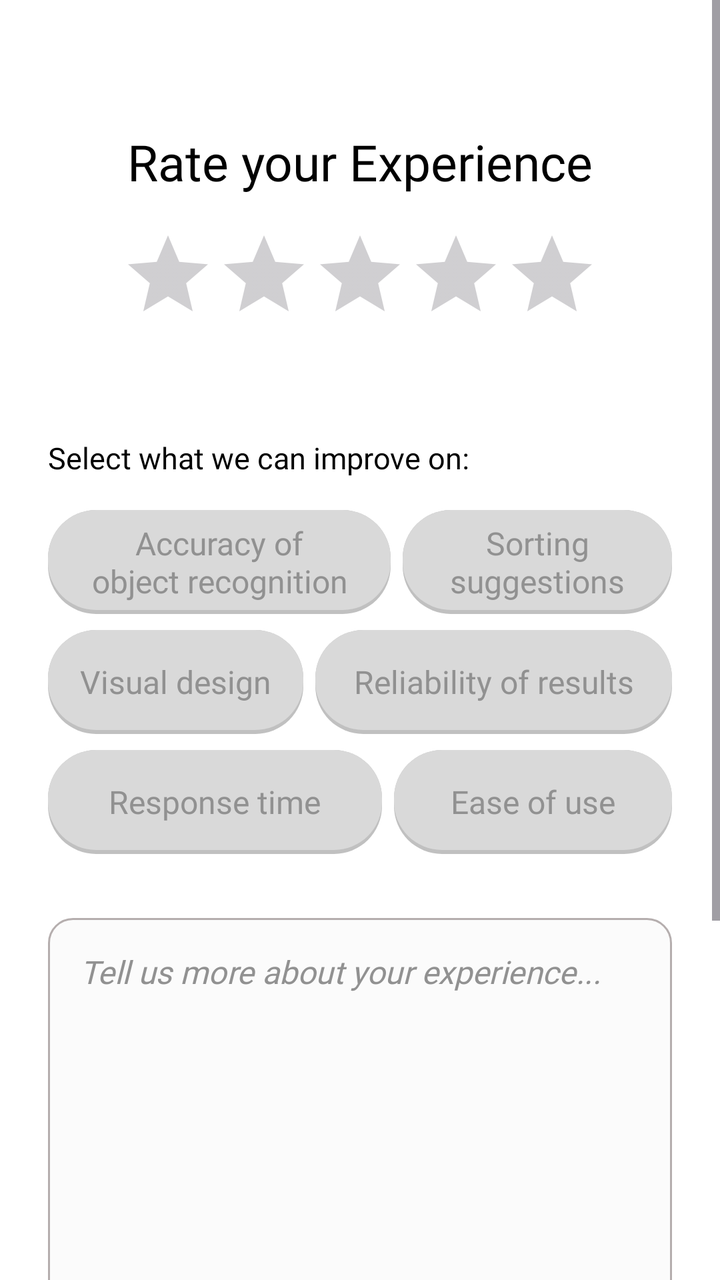
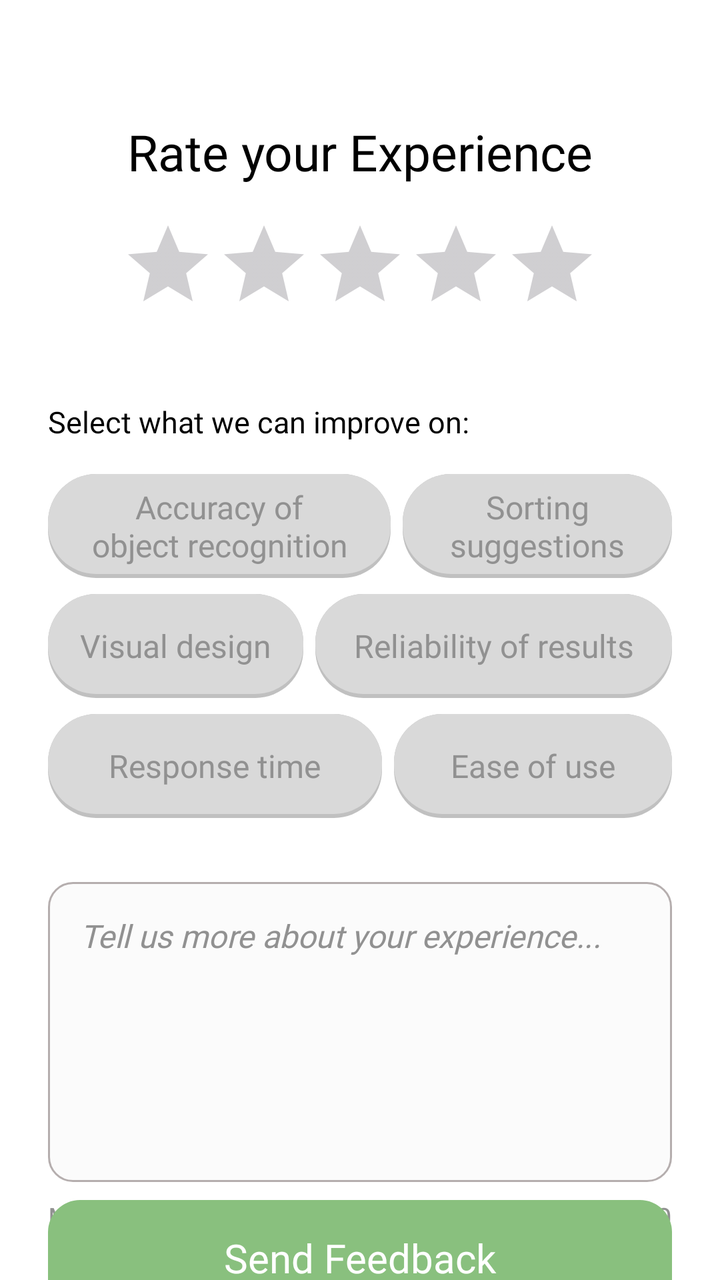

An Android layout rendered at two revisions. The XML below is the earlier revision; the diff shows what the commit changed to produce the second picture.
<!-- AndroidManifest.xml: application theme Theme.SortItJSON -->
<!-- res/layout/fragment_feedback.xml -->
<?xml version="1.0" encoding="utf-8"?>
<FrameLayout xmlns:android="http://schemas.android.com/apk/res/android"
    xmlns:app="http://schemas.android.com/apk/res-auto"
    xmlns:tools="http://schemas.android.com/tools"
    android:layout_width="match_parent"
    android:layout_height="match_parent"
    android:background="@android:color/white">

    <ScrollView
        android:layout_width="match_parent"
        android:layout_height="match_parent"
        android:fillViewport="true"
        android:clipToPadding="false"
        android:clipChildren="false">

        <androidx.constraintlayout.widget.ConstraintLayout
            android:layout_width="match_parent"
            android:layout_height="wrap_content"
            android:padding="24dp"
            android:clipToPadding="false"
            android:clipChildren="false">

            
            <TextView
                android:id="@+id/rate_experience_title"
                android:layout_width="wrap_content"
                android:layout_height="wrap_content"
                android:layout_marginTop="40dp"
                android:text="@string/rate_experience"
                android:textColor="@android:color/black"
                android:textSize="25sp"
                android:fontFamily="@font/montserrat_extrabold"
                app:layout_constraintTop_toTopOf="parent"
                app:layout_constraintStart_toStartOf="parent"
                app:layout_constraintEnd_toEndOf="parent" />

            
            <RatingBar
                android:id="@+id/rating_bar"
                style="?android:attr/ratingBarStyle"
                android:layout_width="wrap_content"
                android:layout_height="wrap_content"
                android:layout_marginTop="16dp"
                android:numStars="5"
                android:stepSize="1"
                app:layout_constraintTop_toBottomOf="@id/rate_experience_title"
                app:layout_constraintStart_toStartOf="parent"
                app:layout_constraintEnd_toEndOf="parent" />

            
            <TextView
                android:id="@+id/improve_title"
                android:layout_width="match_parent"
                android:layout_height="wrap_content"
                android:layout_marginTop="48dp"
                android:text="@string/improve_suggestion"
                android:textColor="@android:color/black"
                android:textSize="15sp"
                android:fontFamily="@font/montserrat_extrabold"
                app:layout_constraintTop_toBottomOf="@id/rating_bar"
                app:layout_constraintStart_toStartOf="parent"
                app:layout_constraintEnd_toEndOf="parent" />

            
            <com.google.android.material.button.MaterialButton
                android:id="@+id/tag_accuracy"
                style="@style/Widget.MaterialComponents.Button.UnelevatedButton"
                android:layout_width="0dp"
                android:layout_height="wrap_content"
                app:layout_constraintHorizontal_weight="1.4"
                android:text="@string/tag_accuracy"
                android:textAlignment="center"
                android:textAllCaps="false"
                android:textColor="#919191"
                android:textSize="16sp"
                android:letterSpacing="0"
                android:fontFamily="@font/lato_black"
                android:background="@drawable/tag_hard_shadow"
                app:backgroundTint="@null"
                android:minHeight="52dp"
                android:paddingStart="8dp"
                android:paddingEnd="8dp"
                android:insetTop="0dp"
                android:insetBottom="0dp" />

            <com.google.android.material.button.MaterialButton
                android:id="@+id/tag_sorting"
                style="@style/Widget.MaterialComponents.Button.UnelevatedButton"
                android:layout_width="0dp"
                android:layout_height="wrap_content"
                app:layout_constraintHorizontal_weight="1.1"
                android:text="@string/tag_sorting"
                android:textAlignment="center"
                android:textAllCaps="false"
                android:textColor="#919191"
                android:textSize="16sp"
                android:letterSpacing="0"
                android:fontFamily="@font/lato_black"
                android:background="@drawable/tag_hard_shadow"
                app:backgroundTint="@null"
                android:minHeight="52dp"
                android:paddingStart="8dp"
                android:paddingEnd="8dp"
                android:insetTop="0dp"
                android:insetBottom="0dp" />

            <com.google.android.material.button.MaterialButton
                android:id="@+id/tag_design"
                style="@style/Widget.MaterialComponents.Button.UnelevatedButton"
                android:layout_width="0dp"
                android:layout_height="wrap_content"
                app:layout_constraintHorizontal_weight="1.0"
                android:text="@string/tag_design"
                android:textAlignment="center"
                android:textAllCaps="false"
                android:textColor="#919191"
                android:textSize="16sp"
                android:letterSpacing="0"
                android:fontFamily="@font/lato_black"
                android:background="@drawable/tag_hard_shadow"
                app:backgroundTint="@null"
                android:minHeight="52dp"
                android:paddingStart="8dp"
                android:paddingEnd="8dp"
                android:insetTop="0dp"
                android:insetBottom="0dp" />

            <com.google.android.material.button.MaterialButton
                android:id="@+id/tag_reliability"
                style="@style/Widget.MaterialComponents.Button.UnelevatedButton"
                android:layout_width="0dp"
                android:layout_height="wrap_content"
                app:layout_constraintHorizontal_weight="1.4"
                android:text="@string/tag_reliability"
                android:textAlignment="center"
                android:textAllCaps="false"
                android:textColor="#919191"
                android:textSize="16sp"
                android:letterSpacing="0"
                android:fontFamily="@font/lato_black"
                android:background="@drawable/tag_hard_shadow"
                app:backgroundTint="@null"
                android:minHeight="52dp"
                android:paddingStart="8dp"
                android:paddingEnd="8dp"
                android:insetTop="0dp"
                android:insetBottom="0dp" />

            <com.google.android.material.button.MaterialButton
                android:id="@+id/tag_response"
                style="@style/Widget.MaterialComponents.Button.UnelevatedButton"
                android:layout_width="0dp"
                android:layout_height="wrap_content"
                app:layout_constraintHorizontal_weight="1.2"
                android:text="@string/tag_response"
                android:textAlignment="center"
                android:textAllCaps="false"
                android:textColor="#919191"
                android:textSize="16sp"
                android:letterSpacing="0"
                android:fontFamily="@font/lato_black"
                android:background="@drawable/tag_hard_shadow"
                app:backgroundTint="@null"
                android:minHeight="52dp"
                android:paddingStart="8dp"
                android:paddingEnd="8dp"
                android:insetTop="0dp"
                android:insetBottom="0dp" />

            <com.google.android.material.button.MaterialButton
                android:id="@+id/tag_ease"
                style="@style/Widget.MaterialComponents.Button.UnelevatedButton"
                android:layout_width="0dp"
                android:layout_height="wrap_content"
                app:layout_constraintHorizontal_weight="1.0"
                android:text="@string/tag_ease"
                android:textAlignment="center"
                android:textAllCaps="false"
                android:textColor="#919191"
                android:textSize="16sp"
                android:letterSpacing="0"
                android:fontFamily="@font/lato_black"
                android:background="@drawable/tag_hard_shadow"
                app:backgroundTint="@null"
                android:minHeight="52dp"
                android:paddingStart="8dp"
                android:paddingEnd="8dp"
                android:insetTop="0dp"
                android:insetBottom="0dp" />

            
            <androidx.constraintlayout.helper.widget.Flow
                android:id="@+id/flow_tags"
                android:layout_width="0dp"
                android:layout_height="wrap_content"
                android:layout_marginTop="16dp"
                app:constraint_referenced_ids="tag_accuracy,tag_sorting,tag_design,tag_reliability,tag_response,tag_ease"
                app:flow_maxElementsWrap="2"
                app:flow_wrapMode="chain"
                app:flow_horizontalStyle="spread"
                app:flow_horizontalGap="6dp"
                app:flow_verticalGap="8dp"
                app:layout_constraintTop_toBottomOf="@id/improve_title"
                app:layout_constraintStart_toStartOf="parent"
                app:layout_constraintEnd_toEndOf="parent" />

            
            <EditText
                android:id="@+id/feedback_edit_text"
                android:layout_width="0dp"
                android:layout_height="250dp"
                android:layout_marginTop="32dp"
                android:background="@drawable/edit_text_bg"
                android:gravity="top|start"
                android:hint="@string/feedback_hint"
                android:padding="16dp"
                android:textColor="#434343"
                android:textColorHint="#919191"
                android:textSize="16sp"
                android:textStyle="italic"
                android:fontFamily="@font/lato_black"
                android:autofillHints="none"
                android:inputType="textMultiLine"
                android:maxLength="200"
                app:layout_constraintTop_toBottomOf="@id/flow_tags"
                app:layout_constraintStart_toStartOf="parent"
                app:layout_constraintEnd_toEndOf="parent" />

            
            <TextView
                android:id="@+id/feedback_limit_text"
                android:layout_width="wrap_content"
                android:layout_height="wrap_content"
                android:layout_marginTop="8dp"
                android:text="Max 200 characters"
                android:textSize="14sp"
                android:textColor="#919191"
                android:fontFamily="@font/lato_black"
                app:layout_constraintTop_toBottomOf="@id/feedback_edit_text"
                app:layout_constraintStart_toStartOf="parent" />

            
            <TextView
                android:id="@+id/feedback_counter"
                android:layout_width="wrap_content"
                android:layout_height="wrap_content"
                android:layout_marginTop="8dp"
                android:text="0 / 200"
                android:textSize="14sp"
                android:textColor="#919191"
                android:fontFamily="@font/lato_black"
                app:layout_constraintTop_toBottomOf="@id/feedback_edit_text"
                app:layout_constraintEnd_toEndOf="parent" />

            
            <com.google.android.material.button.MaterialButton
                android:id="@+id/send_feedback_button"
                android:layout_width="0dp"
                android:layout_height="58dp"
                android:layout_marginTop="48dp"
                android:layout_marginBottom="24dp"
                android:insetTop="0dp"
                android:insetBottom="0dp"
                android:text="@string/send_feedback"
                android:textAllCaps="false"
                android:textColor="@android:color/white"
                android:textSize="20sp"
                android:letterSpacing="0"
                android:fontFamily="@font/montserrat_extrabold"
                app:backgroundTint="#89C07E"
                app:cornerRadius="16dp"
                app:elevation="8dp"
                android:stateListAnimator="@null"
                android:outlineSpotShadowColor="#80000000"
                android:outlineAmbientShadowColor="#80000000"
                tools:targetApi="p"
                app:layout_constraintTop_toBottomOf="@id/feedback_limit_text"
                app:layout_constraintBottom_toBottomOf="parent"
                app:layout_constraintStart_toStartOf="parent"
                app:layout_constraintEnd_toEndOf="parent" />

        </androidx.constraintlayout.widget.ConstraintLayout>
    </ScrollView>

    
    <androidx.constraintlayout.widget.ConstraintLayout
        android:id="@+id/success_overlay"
        android:layout_width="match_parent"
        android:layout_height="match_parent"
        android:background="#4D1A1A1A"
        android:visibility="gone"
        android:clickable="true"
        android:focusable="true">

        <androidx.cardview.widget.CardView
            android:layout_width="match_parent"
            android:layout_height="wrap_content"
            android:layout_marginHorizontal="16dp"
            app:cardCornerRadius="16dp"
            app:cardElevation="0dp"
            app:layout_constraintTop_toTopOf="parent"
            app:layout_constraintBottom_toBottomOf="parent"
            app:layout_constraintStart_toStartOf="parent"
            app:layout_constraintEnd_toEndOf="parent">

            <LinearLayout
                android:layout_width="match_parent"
                android:layout_height="wrap_content"
                android:orientation="vertical"
                android:padding="32dp"
                android:gravity="center">

                <TextView
                    android:id="@+id/thank_you_text"
                    android:layout_width="wrap_content"
                    android:layout_height="wrap_content"
                    android:text="@string/feedback_success_msg"
                    android:textColor="#467750"
                    android:textSize="20sp"
                    android:textAlignment="center"
                    android:fontFamily="@font/montserrat_extrabold" />

                <com.google.android.material.button.MaterialButton
                    android:id="@+id/close_success_button"
                    android:layout_width="wrap_content"
                    android:layout_height="64dp"
                    android:layout_marginTop="32dp"
                    android:paddingHorizontal="48dp"
                    android:text="@string/action_close"
                    android:textAllCaps="false"
                    android:textColor="@android:color/white"
                    android:textSize="20sp"
                    android:fontFamily="@font/montserrat_extrabold"
                    app:backgroundTint="#89C07E"
                    app:cornerRadius="12dp" />

            </LinearLayout>
        </androidx.cardview.widget.CardView>

    </androidx.constraintlayout.widget.ConstraintLayout>

</FrameLayout>
<!-- resources referenced by this layout -->
<resources>
  <!-- drawable edit_text_bg (drawable) -->
  <?xml version="1.0" encoding="utf-8"?>
  <shape xmlns:android="http://schemas.android.com/apk/res/android">
      <solid android:color="#FBFBFB" />
      <stroke
          android:width="1dp"
          android:color="#B5AEAE" />
      <corners android:radius="12dp" />
  </shape>
  <!-- drawable tag_hard_shadow (drawable) -->
  <?xml version="1.0" encoding="utf-8"?>
  <layer-list xmlns:android="http://schemas.android.com/apk/res/android">
      
      <item>
          <shape android:shape="rectangle">
              <solid android:color="#C0C0C0" />
              <corners android:radius="24dp" />
          </shape>
      </item>
      
      <item android:bottom="2dp">
          <shape android:shape="rectangle">
              <solid android:color="#D9D9D9" />
              <corners android:radius="24dp" />
          </shape>
      </item>
  </layer-list>
  <string name="action_close">Close</string>
  <string name="feedback_hint">Tell us more about your experience...</string>
  <string name="feedback_success_msg">Thank you for sharing your \nthoughts. We appreciate \nyour feedback !</string>
  <string name="improve_suggestion">Select what we can improve on:</string>
  <string name="rate_experience">Rate your Experience</string>
  <string name="send_feedback">Send Feedback</string>
  <string name="tag_accuracy">Accuracy of\nobject recognition</string>
  <string name="tag_design">Visual design</string>
  <string name="tag_ease">Ease of use</string>
  <string name="tag_reliability">Reliability of results</string>
  <string name="tag_response">Response time</string>
  <string name="tag_sorting">Sorting suggestions</string>
  <style name="Theme.SortItJSON" parent="Base.Theme.SortItJSON" />
  <style name="Base.Theme.SortItJSON" parent="Theme.Material3.DayNight.NoActionBar">
          
          <item name="colorPrimary">@color/darkgreen</item>
      </style>
  <color name="darkgreen">#2A3F3F</color>
</resources>

<!-- the commit's change to res/layout/fragment_feedback.xml (unified diff, before → after) -->
@@ -6,12 +6,6 @@
     android:layout_height="match_parent"
     android:background="@android:color/white">
 
-    <ScrollView
-        android:layout_width="match_parent"
-        android:layout_height="match_parent"
-        android:fillViewport="true"
-        android:clipToPadding="false"
-        android:clipChildren="false">
 
         <androidx.constraintlayout.widget.ConstraintLayout
             android:layout_width="match_parent"
@@ -25,7 +19,7 @@
                 android:id="@+id/rate_experience_title"
                 android:layout_width="wrap_content"
                 android:layout_height="wrap_content"
-                android:layout_marginTop="40dp"
+                android:layout_marginTop="35dp"
                 android:text="@string/rate_experience"
                 android:textColor="@android:color/black"
                 android:textSize="25sp"
@@ -52,7 +46,7 @@
                 android:id="@+id/improve_title"
                 android:layout_width="match_parent"
                 android:layout_height="wrap_content"
-                android:layout_marginTop="48dp"
+                android:layout_marginTop="35dp"
                 android:text="@string/improve_suggestion"
                 android:textColor="@android:color/black"
                 android:textSize="15sp"
@@ -208,7 +202,7 @@
             <EditText
                 android:id="@+id/feedback_edit_text"
                 android:layout_width="0dp"
-                android:layout_height="250dp"
+                android:layout_height="150dp"
                 android:layout_marginTop="32dp"
                 android:background="@drawable/edit_text_bg"
                 android:gravity="top|start"
@@ -280,7 +274,6 @@
                 app:layout_constraintEnd_toEndOf="parent" />
 
         </androidx.constraintlayout.widget.ConstraintLayout>
-    </ScrollView>
 
     
     <androidx.constraintlayout.widget.ConstraintLayout
<!-- resource entries referenced after the edit -->
@@ -44,6 +44,6 @@
           
           <item name="colorPrimary">@color/darkgreen</item>
       </style>
-  <color name="darkgreen">#2A3F3F</color>
+  <color name="darkgreen">#467750</color>
 </resources>
 
